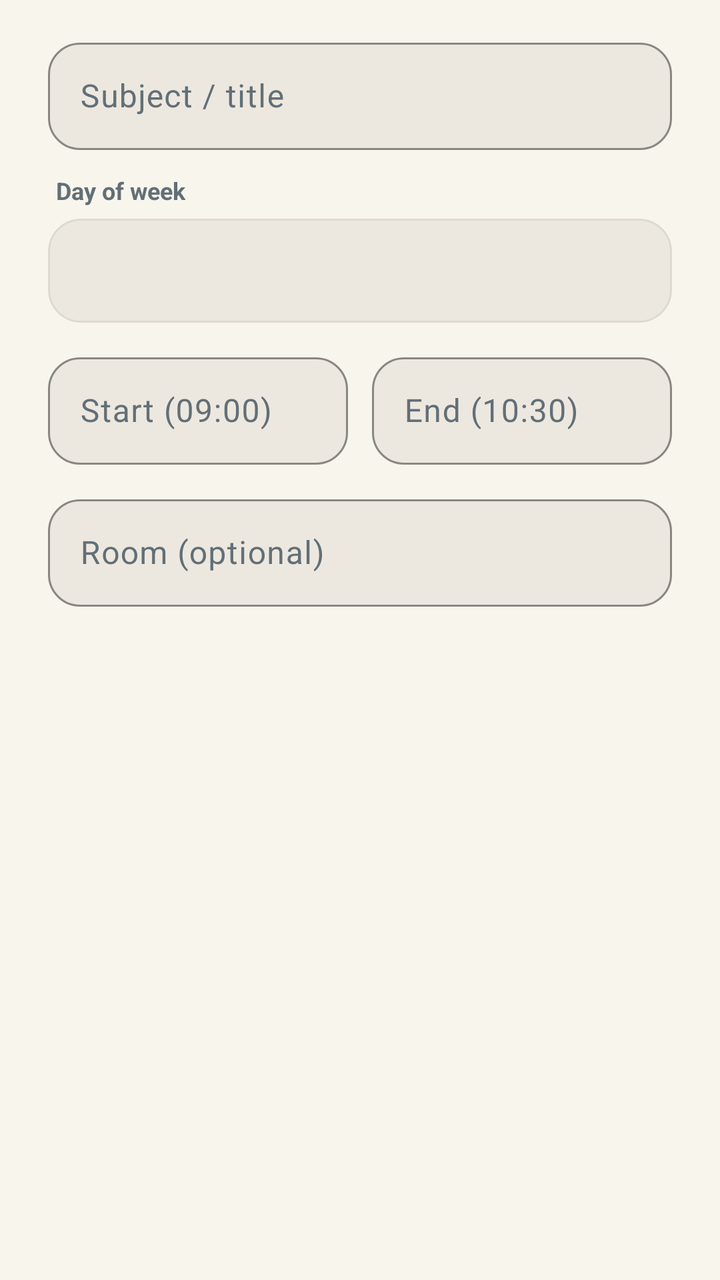
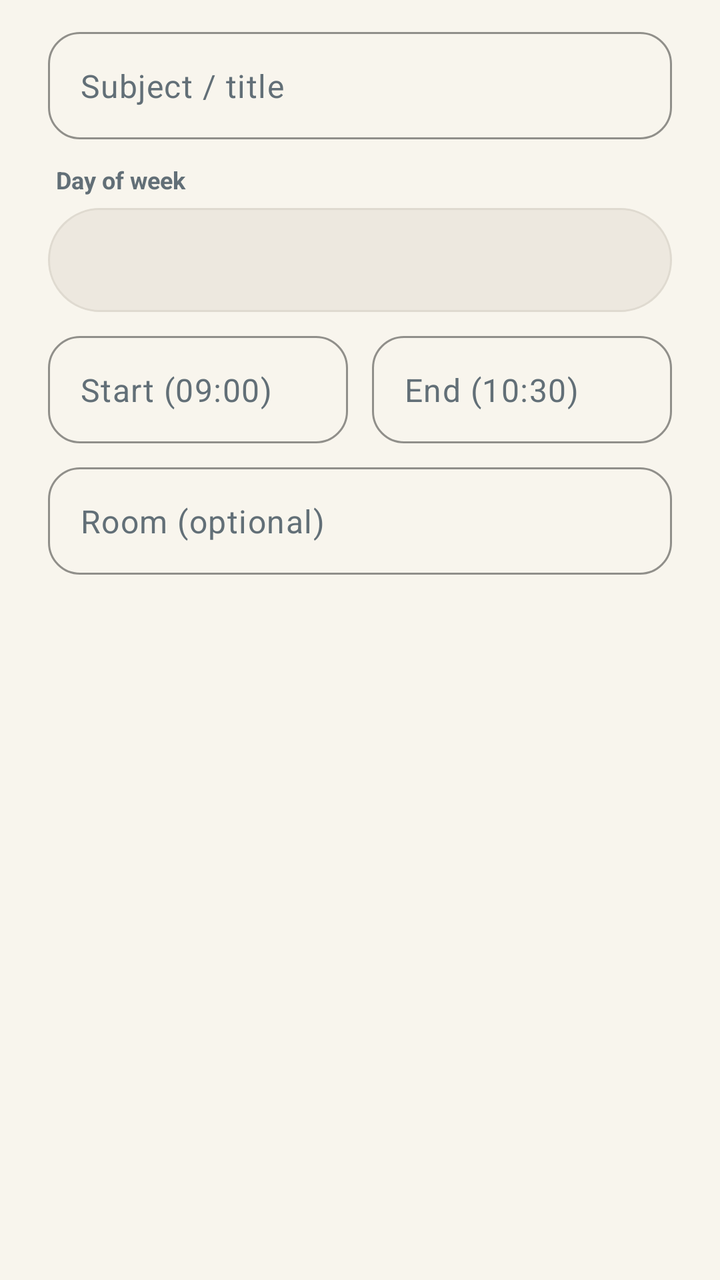

Two renders of the same Android screen: before a commit and after it. Below are the layout's source before the change and the commit's diff.
<!-- AndroidManifest.xml: application theme Theme.Fluxora -->
<!-- res/layout/dialog_add_event.xml -->
<?xml version="1.0" encoding="utf-8"?>
<LinearLayout xmlns:android="http://schemas.android.com/apk/res/android"
    android:layout_width="match_parent"
    android:layout_height="wrap_content"
    android:orientation="vertical"
    android:paddingStart="24dp"
    android:paddingTop="16dp"
    android:paddingEnd="24dp"
    android:paddingBottom="12dp">

    <com.google.android.material.textfield.TextInputLayout
        style="@style/Widget.Fluxora.TextInputLayout"
        android:layout_width="match_parent"
        android:layout_height="wrap_content"
        android:layout_marginBottom="12dp">

        <EditText
            android:id="@+id/etTitle"
            android:layout_width="match_parent"
            android:layout_height="wrap_content"
            android:hint="Subject / title"
            android:inputType="textCapWords"
            android:padding="16dp"
            android:textColor="?attr/colorOnSurface" />
    </com.google.android.material.textfield.TextInputLayout>

    <TextView
        android:layout_width="match_parent"
        android:layout_height="wrap_content"
        android:layout_marginStart="4dp"
        android:layout_marginBottom="6dp"
        android:text="Day of week"
        android:textColor="?attr/colorOnSurfaceVariant"
        android:textSize="12sp"
        android:textStyle="bold" />

    <Spinner
        android:id="@+id/spDay"
        android:layout_width="match_parent"
        android:layout_height="52dp"
        android:layout_marginBottom="12dp"
        android:background="@drawable/bg_soft_input"
        android:paddingStart="12dp"
        android:paddingEnd="12dp" />

    <LinearLayout
        android:layout_width="match_parent"
        android:layout_height="wrap_content"
        android:layout_marginBottom="12dp"
        android:orientation="horizontal">

        <com.google.android.material.textfield.TextInputLayout
            style="@style/Widget.Fluxora.TextInputLayout"
            android:layout_width="0dp"
            android:layout_height="wrap_content"
            android:layout_marginEnd="6dp"
            android:layout_weight="1">

            <EditText
                android:id="@+id/etStart"
                android:layout_width="match_parent"
                android:layout_height="wrap_content"
                android:hint="Start (09:00)"
                android:inputType="time"
                android:padding="16dp"
                android:textColor="?attr/colorOnSurface" />
        </com.google.android.material.textfield.TextInputLayout>

        <com.google.android.material.textfield.TextInputLayout
            style="@style/Widget.Fluxora.TextInputLayout"
            android:layout_width="0dp"
            android:layout_height="wrap_content"
            android:layout_marginStart="6dp"
            android:layout_weight="1">

            <EditText
                android:id="@+id/etEnd"
                android:layout_width="match_parent"
                android:layout_height="wrap_content"
                android:hint="End (10:30)"
                android:inputType="time"
                android:padding="16dp"
                android:textColor="?attr/colorOnSurface" />
        </com.google.android.material.textfield.TextInputLayout>
    </LinearLayout>

    <com.google.android.material.textfield.TextInputLayout
        style="@style/Widget.Fluxora.TextInputLayout"
        android:layout_width="match_parent"
        android:layout_height="wrap_content">

        <EditText
            android:id="@+id/etRoom"
            android:layout_width="match_parent"
            android:layout_height="wrap_content"
            android:hint="Room (optional)"
            android:inputType="textCapCharacters"
            android:padding="16dp"
            android:textColor="?attr/colorOnSurface" />
    </com.google.android.material.textfield.TextInputLayout>
</LinearLayout>
<!-- resources referenced by this layout -->
<resources>
  <!-- drawable bg_soft_input (drawable) -->
  <?xml version="1.0" encoding="utf-8"?>
  <shape xmlns:android="http://schemas.android.com/apk/res/android"
      android:shape="rectangle">
      <solid android:color="?attr/colorSurface" />
      <corners android:radius="16dp" />
      <stroke
          android:width="1dp"
          android:color="?attr/colorOutlineVariant" />
  </shape>
  <style name="Base.Theme.Fluxora" parent="Theme.Material3.DayNight.NoActionBar">
          
          <item name="colorPrimary">@color/primary</item>
          <item name="colorOnPrimary">@color/on_primary</item>
          <item name="colorPrimaryContainer">@color/primary_container</item>
          <item name="colorOnPrimaryContainer">@color/on_primary_container</item>
  
          <item name="colorSecondary">@color/secondary</item>
          <item name="colorOnSecondary">@color/on_secondary</item>
          <item name="colorSecondaryContainer">@color/secondary_container</item>
          <item name="colorOnSecondaryContainer">@color/on_secondary_container</item>
  
          <item name="colorTertiary">@color/tertiary</item>
          <item name="colorOnTertiary">@color/on_tertiary</item>
          <item name="colorTertiaryContainer">@color/tertiary_container</item>
          <item name="colorOnTertiaryContainer">@color/on_tertiary_container</item>
  
          
          <item name="android:colorBackground">@color/background_light</item>
          <item name="colorOnBackground">@color/text_primary_light</item>
          <item name="colorSurface">@color/surface_light</item>
          <item name="colorOnSurface">@color/text_primary_light</item>
          <item name="colorSurfaceVariant">@color/surface_variant_light</item>
          <item name="colorOnSurfaceVariant">@color/text_secondary_light</item>
          <item name="colorSurfaceContainer">@color/surface_light</item>
          <item name="colorSurfaceContainerHigh">@color/surface_container_light</item>
          <item name="colorOutline">@color/outline_light</item>
          <item name="colorOutlineVariant">@color/outline_variant_light</item>
  
          
          <item name="colorError">@color/danger</item>
          <item name="colorErrorContainer">@color/danger_container</item>
          <item name="colorOnErrorContainer">@color/on_danger_container</item>
  
          
          <item name="android:statusBarColor">@color/background_light</item>
          <item name="android:navigationBarColor">@color/background_light</item>
          <item name="android:windowLightStatusBar">true</item>
          <item name="android:windowLightNavigationBar" tools:targetApi="o_mr1">true</item>
  
          
          <item name="materialCardViewStyle">@style/Widget.Fluxora.CardView</item>
          <item name="materialButtonStyle">@style/Widget.Fluxora.Button.Primary</item>
          <item name="bottomSheetDialogTheme">@style/ThemeOverlay.Fluxora.BottomSheetDialog</item>
      </style>
  <color name="primary">#6B8E7E</color>
  <color name="on_primary">#FFFFFF</color>
  <color name="secondary">#F0D9C5</color>
  <color name="tertiary">#D4AF37</color>
  <color name="danger">#B85450</color>
  <!-- unchanged entries left out for length: 25 -->
</resources>

<!-- the commit's change to res/layout/dialog_add_event.xml (unified diff, before → after) -->
@@ -1,101 +1,124 @@
 <?xml version="1.0" encoding="utf-8"?>
-<LinearLayout xmlns:android="http://schemas.android.com/apk/res/android"
+<ScrollView xmlns:android="http://schemas.android.com/apk/res/android"
+    xmlns:app="http://schemas.android.com/apk/res-auto"
     android:layout_width="match_parent"
-    android:layout_height="wrap_content"
-    android:orientation="vertical"
-    android:paddingStart="24dp"
-    android:paddingTop="16dp"
-    android:paddingEnd="24dp"
-    android:paddingBottom="12dp">
-
-    <com.google.android.material.textfield.TextInputLayout
-        style="@style/Widget.Fluxora.TextInputLayout"
-        android:layout_width="match_parent"
-        android:layout_height="wrap_content"
-        android:layout_marginBottom="12dp">
-
-        <EditText
-            android:id="@+id/etTitle"
-            android:layout_width="match_parent"
-            android:layout_height="wrap_content"
-            android:hint="Subject / title"
-            android:inputType="textCapWords"
-            android:padding="16dp"
-            android:textColor="?attr/colorOnSurface" />
-    </com.google.android.material.textfield.TextInputLayout>
-
-    <TextView
-        android:layout_width="match_parent"
-        android:layout_height="wrap_content"
-        android:layout_marginStart="4dp"
-        android:layout_marginBottom="6dp"
-        android:text="Day of week"
-        android:textColor="?attr/colorOnSurfaceVariant"
-        android:textSize="12sp"
-        android:textStyle="bold" />
-
-    <Spinner
-        android:id="@+id/spDay"
-        android:layout_width="match_parent"
-        android:layout_height="52dp"
-        android:layout_marginBottom="12dp"
-        android:background="@drawable/bg_soft_input"
-        android:paddingStart="12dp"
-        android:paddingEnd="12dp" />
+    android:layout_height="wrap_content">
 
     <LinearLayout
         android:layout_width="match_parent"
         android:layout_height="wrap_content"
-        android:layout_marginBottom="12dp"
-        android:orientation="horizontal">
+        android:orientation="vertical"
+        android:paddingStart="24dp"
+        android:paddingTop="16dp"
+        android:paddingEnd="24dp"
+        android:paddingBottom="12dp">
 
         <com.google.android.material.textfield.TextInputLayout
             style="@style/Widget.Fluxora.TextInputLayout"
-            android:layout_width="0dp"
+            android:layout_width="match_parent"
             android:layout_height="wrap_content"
-            android:layout_marginEnd="6dp"
-            android:layout_weight="1">
+            android:layout_marginBottom="12dp"
+            app:boxBackgroundColor="?android:attr/colorBackground"
+            app:hintEnabled="false">
 
             <EditText
-                android:id="@+id/etStart"
+                android:id="@+id/etTitle"
                 android:layout_width="match_parent"
                 android:layout_height="wrap_content"
-                android:hint="Start (09:00)"
-                android:inputType="time"
+                android:fontFamily="sans-serif"
+                android:hint="Subject / title"
+                android:inputType="textCapWords"
                 android:padding="16dp"
-                android:textColor="?attr/colorOnSurface" />
+                android:textColor="?attr/colorOnSurface"
+                android:textColorHint="?attr/colorOnSurfaceVariant" />
         </com.google.android.material.textfield.TextInputLayout>
+
+        <TextView
+            android:layout_width="match_parent"
+            android:layout_height="wrap_content"
+            android:layout_marginStart="4dp"
+            android:layout_marginBottom="6dp"
+            android:fontFamily="sans-serif"
+            android:text="Day of week"
+            android:textColor="?attr/colorOnSurfaceVariant"
+            android:textSize="12sp"
+            android:textStyle="bold" />
+
+        <Spinner
+            android:id="@+id/spDay"
+            android:layout_width="match_parent"
+            android:layout_height="52dp"
+            android:layout_marginBottom="12dp"
+            android:background="@drawable/bg_floating_dock"
+            android:paddingStart="14dp"
+            android:paddingEnd="14dp" />
+
+        <LinearLayout
+            android:layout_width="match_parent"
+            android:layout_height="wrap_content"
+            android:layout_marginBottom="12dp"
+            android:orientation="horizontal">
+
+            <com.google.android.material.textfield.TextInputLayout
+                style="@style/Widget.Fluxora.TextInputLayout"
+                android:layout_width="0dp"
+                android:layout_height="wrap_content"
+                android:layout_marginEnd="6dp"
+                android:layout_weight="1"
+                app:boxBackgroundColor="?android:attr/colorBackground"
+                app:hintEnabled="false">
+
+                <EditText
+                    android:id="@+id/etStart"
+                    android:layout_width="match_parent"
+                    android:layout_height="wrap_content"
+                    android:fontFamily="sans-serif"
+                    android:hint="Start (09:00)"
+                    android:inputType="time"
+                    android:padding="16dp"
+                    android:textColor="?attr/colorOnSurface"
+                    android:textColorHint="?attr/colorOnSurfaceVariant" />
+            </com.google.android.material.textfield.TextInputLayout>
+
+            <com.google.android.material.textfield.TextInputLayout
+                style="@style/Widget.Fluxora.TextInputLayout"
+                android:layout_width="0dp"
+                android:layout_height="wrap_content"
+                android:layout_marginStart="6dp"
+                android:layout_weight="1"
+                app:boxBackgroundColor="?android:attr/colorBackground"
+                app:hintEnabled="false">
+
+                <EditText
+                    android:id="@+id/etEnd"
+                    android:layout_width="match_parent"
+                    android:layout_height="wrap_content"
+                    android:fontFamily="sans-serif"
+                    android:hint="End (10:30)"
+                    android:inputType="time"
+                    android:padding="16dp"
+                    android:textColor="?attr/colorOnSurface"
+                    android:textColorHint="?attr/colorOnSurfaceVariant" />
+            </com.google.android.material.textfield.TextInputLayout>
+        </LinearLayout>
 
         <com.google.android.material.textfield.TextInputLayout
             style="@style/Widget.Fluxora.TextInputLayout"
-            android:layout_width="0dp"
+            android:layout_width="match_parent"
             android:layout_height="wrap_content"
-            android:layout_marginStart="6dp"
-            android:layout_weight="1">
+            app:boxBackgroundColor="?android:attr/colorBackground"
+            app:hintEnabled="false">
 
             <EditText
-                android:id="@+id/etEnd"
+                android:id="@+id/etRoom"
                 android:layout_width="match_parent"
                 android:layout_height="wrap_content"
-                android:hint="End (10:30)"
-                android:inputType="time"
+                android:fontFamily="sans-serif"
+                android:hint="Room (optional)"
+                android:inputType="textCapCharacters"
                 android:padding="16dp"
-                android:textColor="?attr/colorOnSurface" />
+                android:textColor="?attr/colorOnSurface"
+                android:textColorHint="?attr/colorOnSurfaceVariant" />
         </com.google.android.material.textfield.TextInputLayout>
     </LinearLayout>
-
-    <com.google.android.material.textfield.TextInputLayout
-        style="@style/Widget.Fluxora.TextInputLayout"
-        android:layout_width="match_parent"
-        android:layout_height="wrap_content">
-
-        <EditText
-            android:id="@+id/etRoom"
-            android:layout_width="match_parent"
-            android:layout_height="wrap_content"
-            android:hint="Room (optional)"
-            android:inputType="textCapCharacters"
-            android:padding="16dp"
-            android:textColor="?attr/colorOnSurface" />
-    </com.google.android.material.textfield.TextInputLayout>
-</LinearLayout>
+</ScrollView>
<!-- resource entries referenced after the edit -->
@@ -1,16 +1,20 @@
 <!-- resources referenced by this layout -->
 <resources>
-  <!-- drawable bg_soft_input (drawable) -->
+  <!-- drawable bg_floating_dock (drawable) -->
   <?xml version="1.0" encoding="utf-8"?>
   <shape xmlns:android="http://schemas.android.com/apk/res/android"
       android:shape="rectangle">
       <solid android:color="?attr/colorSurface" />
-      <corners android:radius="16dp" />
+      <corners android:radius="999dp" />
       <stroke
           android:width="1dp"
           android:color="?attr/colorOutlineVariant" />
   </shape>
   <style name="Base.Theme.Fluxora" parent="Theme.Material3.DayNight.NoActionBar">
+          
+          <item name="alertDialogTheme">@style/ThemeOverlay.Fluxora.Dialog</item>
+          <item name="materialAlertDialogTheme">@style/ThemeOverlay.Fluxora.Dialog</item>
+  
           
           <item name="colorPrimary">@color/primary</item>
           <item name="colorOnPrimary">@color/on_primary</item>
@@ -55,11 +59,24 @@
           <item name="materialButtonStyle">@style/Widget.Fluxora.Button.Primary</item>
           <item name="bottomSheetDialogTheme">@style/ThemeOverlay.Fluxora.BottomSheetDialog</item>
       </style>
+  <style name="ThemeOverlay.Fluxora.Dialog" parent="ThemeOverlay.Material3.MaterialAlertDialog">
+          <item name="colorSurface">@color/surface_light</item>
+          <item name="colorSurfaceContainerHigh">@color/surface_light</item>
+          <item name="colorOnSurface">@color/text_primary_light</item>
+          <item name="colorOnSurfaceVariant">@color/text_secondary_light</item>
+          <item name="colorPrimary">@color/primary</item>
+          <item name="dialogCornerRadius">24dp</item>
+          <item name="shapeAppearanceOverlay">@style/ShapeAppearance.Fluxora.Dialog</item>
+      </style>
   <color name="primary">#6B8E7E</color>
   <color name="on_primary">#FFFFFF</color>
   <color name="secondary">#F0D9C5</color>
   <color name="tertiary">#D4AF37</color>
   <color name="danger">#B85450</color>
+  <style name="ShapeAppearance.Fluxora.Dialog" parent="">
+          <item name="cornerFamily">rounded</item>
+          <item name="cornerSize">24dp</item>
+      </style>
   <!-- unchanged entries left out for length: 25 -->
 </resources>
 
